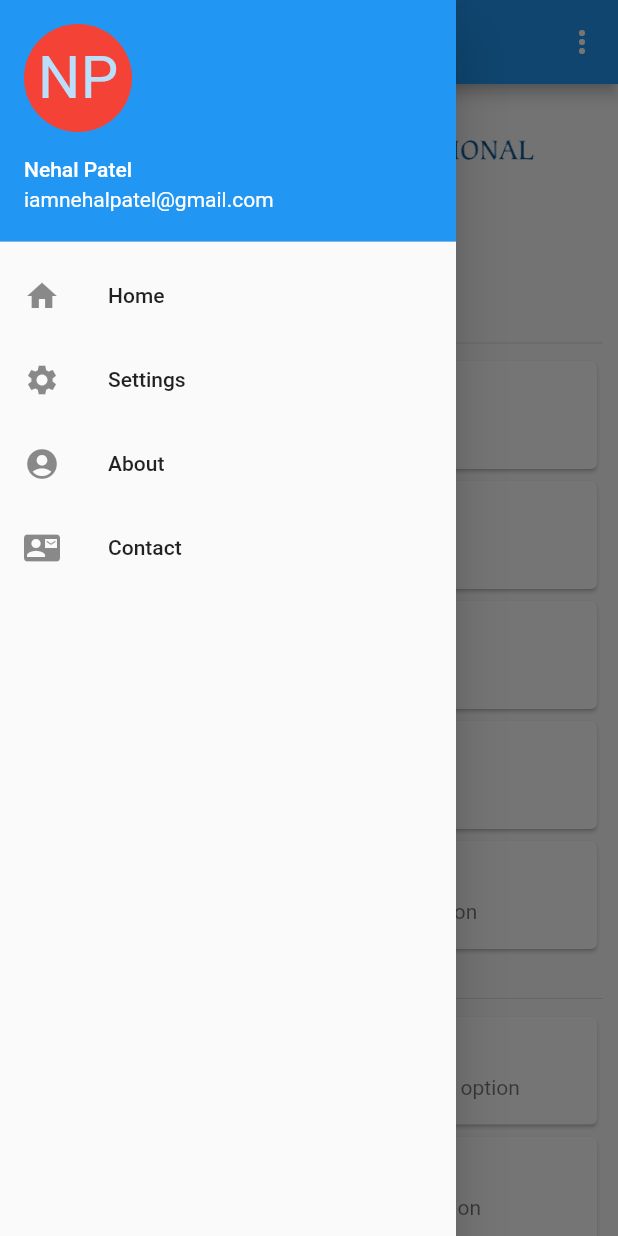
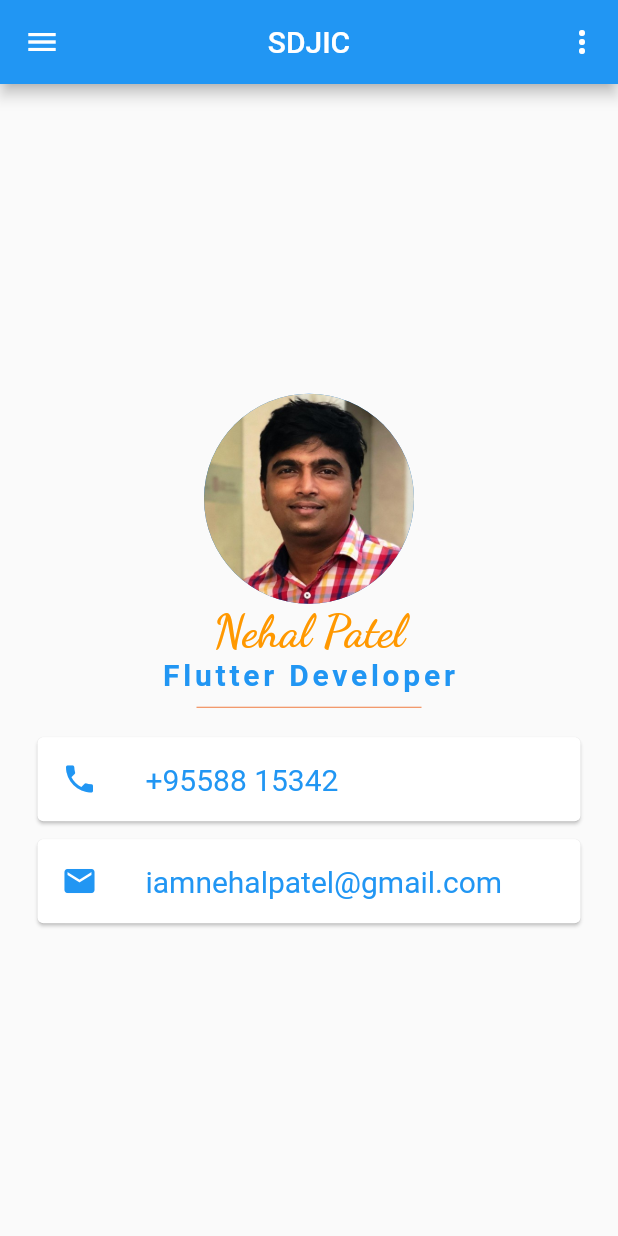
Before and after one commit to NehalPatel/sdjic_flutter, a Flutter app: the screen it shows after launch, in the side drawer, after a tap on "About", on a phone screen of 412 x 824 dp. Run offline on Flutter 3.47's test engine with Material 2 defaults, Android fonts, the phone set to English and light mode, and no system bars; our stand-ins replace flutter_swiper_null_safety, fluttertoast, google_fonts; Roboto replaces fonts that are missing (SourceSansPro).

Commit message:
final changes

```diff
--- a/lib/Screens/Section1/button_page.dart
+++ b/lib/Screens/Section1/button_page.dart
@@ -12,11 +12,7 @@ class ButtonPage extends StatelessWidget {
     return Scaffold(
       appBar: AppBar(
         title: Text("Buttons Widget Demo"),
-        actions: const [
-          MyPopupMenu()
-        ],
       ),
-      drawer: MyDrawer(),
       body: SingleChildScrollView(
         scrollDirection: Axis.vertical,
         child: Padding(
--- a/lib/Screens/Section1/imageslider_page.dart
+++ b/lib/Screens/Section1/imageslider_page.dart
@@ -20,11 +20,7 @@ class ImageSliderPage extends StatelessWidget {
     return Scaffold(
       appBar: AppBar(
         title: Text("Image Slider Widget Demo"),
-        actions: const [
-          MyPopupMenu()
-        ],
       ),
-      drawer: MyDrawer(),
       body: Center(
         child: Padding(
           padding: const EdgeInsets.all(8.0),
--- a/lib/Screens/Section1/slider_page.dart
+++ b/lib/Screens/Section1/slider_page.dart
@@ -18,11 +18,7 @@ class _SliderPageState extends State<SliderPage> {
     return Scaffold(
       appBar: AppBar(
         title: Text("Slider Widget Demo"),
-        actions: const [
-          MyPopupMenu()
-        ],
       ),
-      drawer: MyDrawer(),
       body: Padding(
         padding: const EdgeInsets.all(8.0),
         child: Center(
--- a/lib/Screens/Section1/text_page.dart
+++ b/lib/Screens/Section1/text_page.dart
@@ -11,11 +11,7 @@ class TextDemoPage extends StatelessWidget {
     return Scaffold(
       appBar: AppBar(
         title: Text("Text Widget Demo"),
-        actions: const [
-          MyPopupMenu()
-        ],
       ),
-      drawer: MyDrawer(),
       body: Center(
         child: Padding(
           padding: const EdgeInsets.all(8.0),
--- a/lib/Screens/Section1/textfield_page.dart
+++ b/lib/Screens/Section1/textfield_page.dart
@@ -11,11 +11,7 @@ class TextFieldPage extends StatelessWidget {
     return Scaffold(
       appBar: AppBar(
         title: Text("TextField Widget Demo"),
-        actions: const [
-          MyPopupMenu()
-        ],
       ),
-      drawer: MyDrawer(),
       body: Padding(
         padding: const EdgeInsets.all(8.0),
         child: Column(
--- /dev/null
+++ b/lib/Screens/about_page.dart
@@ -0,0 +1,92 @@
+import 'package:flutter/material.dart';
+import 'package:sdjic_flutter/components/my_drawer.dart';
+import 'package:sdjic_flutter/components/my_popup_menu.dart';
+
+class AboutPage extends StatelessWidget {
+  const AboutPage({Key? key}) : super(key: key);
+
+  @override
+  Widget build(BuildContext context) {
+
+    return Scaffold(
+      appBar: AppBar(
+        title: const Text("SDJIC"),
+        centerTitle: true,
+        actions: const [
+          MyPopupMenu()
+        ],
+      ),
+      drawer: MyDrawer(),
+      body: SafeArea(
+        child: Column(
+          mainAxisAlignment: MainAxisAlignment.center,
+          children: <Widget>[
+            CircleAvatar(
+                radius: 70, backgroundImage: AssetImage('assets/images/nehal.jpeg')),
+            Text(
+              'Nehal Patel',
+              style: TextStyle(
+                  fontFamily: 'DancingScript',
+                  color: Colors.orange,
+                  fontSize: 30,
+                  fontWeight: FontWeight.bold),
+            ),
+            Text(
+              'Flutter Developer',
+              style: TextStyle(
+                  fontFamily: 'SourceSansPro',
+                  letterSpacing: 2.5,
+                  color: Colors.blue,
+                  fontSize: 20,
+                  fontWeight: FontWeight.bold
+              ),
+            ),
+            SizedBox(
+              height: 20,
+              width: 150,
+              child: Divider(
+                color: Color(0xfff07b3f),
+              ),
+            ),
+            Card(
+              margin: EdgeInsets.symmetric(vertical: 10,horizontal: 25),
+              child: ListTile(
+                leading: Icon(
+                  Icons.phone,
+                  color: Colors.blue,
+                ),
+                title: Text(
+                  '+95588 15342',
+                  style: TextStyle(
+                    fontFamily: 'SourceSansPro',
+                    color: Colors.blue,
+                    fontSize: 20,
+                  ),
+                ),
+              ),
+
+            ),
+            Card(
+              margin: EdgeInsets.symmetric(vertical: 2,horizontal: 25),
+              child: ListTile(
+                leading: Icon(
+                  Icons.email,
+                  color: Colors.blue,
+                ),
+                title: Text(
+                  'iamnehalpatel@gmail.com',
+                  style: TextStyle(
+                    fontFamily: 'SourceSansPro',
+                    color: Colors.blue,
+                    fontSize: 20,
+                  ),
+                ),
+              ),
+
+            ),
+          ],
+        ),
+      ),
+    );
+  }
+}
--- a/lib/components/my_drawer.dart
+++ b/lib/components/my_drawer.dart
@@ -31,7 +31,9 @@ class MyDrawer extends StatelessWidget {
           ListTile(
             leading: Icon(Icons.account_circle),
             title: const Text("About"),
-            onTap: () {},
+            onTap: () {
+              Navigator.pushNamed(context, "/about");
+            },
           ),
           ListTile(
             leading: Icon(Icons.contact_mail),
--- a/lib/main.dart
+++ b/lib/main.dart
@@ -16,9 +16,13 @@ import 'package:sdjic_flutter/Screens/Section3/alert_dialog_page.dart';
 import 'package:sdjic_flutter/Screens/Section3/form_page.dart';
 import 'package:sdjic_flutter/Screens/Section3/stack_page.dart';
 import 'package:sdjic_flutter/Screens/Section3/tooltips_page.dart';
+import 'package:sdjic_flutter/Screens/Section4/chart_page.dart';
+import 'package:sdjic_flutter/Screens/Section4/flutter_form_page.dart';
 import 'package:sdjic_flutter/Screens/Section4/switch_page.dart';
 import 'package:sdjic_flutter/Screens/Section4/toast_page.dart';
 import 'package:sdjic_flutter/Screens/home_page.dart';
+
+import 'Screens/about_page.dart';
 
 void main() {
   runApp(const MyApp());
@@ -37,6 +41,7 @@ class MyApp extends StatelessWidget {
       ),
       routes: {
         '/' : (context) => HomePage(),
+        '/about' : (context) => AboutPage(),
         '/s1/text' : (context) => TextDemoPage(),
         '/s1/textfield' : (context) => TextFieldPage(),
         '/s1/buttons' : (context) => ButtonPage(),
@@ -54,8 +59,8 @@ class MyApp extends StatelessWidget {
         '/s3/form' : (context) => FormPage(),
         '/s3/alertdialog' : (context) => AlertDialogPage(),
         '/s3/tooltips' : (context) => ToolTipsPage(),
-        '/s4/toastpage' : (context) => ToastPage(),
-        '/s4/switchpage' : (context) => SwitchPage(),
+        '/s4/toast' : (context) => ToastPage(),
+        '/s4/switch' : (context) => SwitchPage(),
       },
       initialRoute: "/",
     );
```
Also changed, not shown: lib/Screens/Section4/chart_page.dart (added, +14 -0 lines), lib/Screens/Section4/flutter_form_page.dart (added, +14 -0 lines), lib/Screens/home_page.dart (+15 -4 lines).
